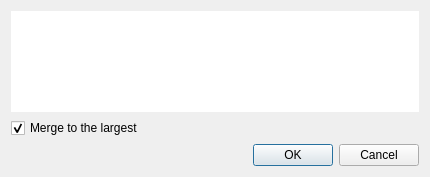
This is neurolabi/gui/dialogs/zflyemmergeuploaddialog.ui in janelia-flyem/NeuTu as Qt 5 draws it before an edit. The edited form follows.
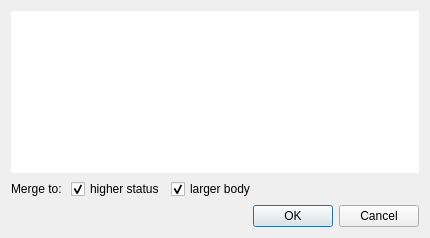
This is the edited form.

Commit message: Add status rule for body merging

The edit to the form file:
```diff
--- a/neurolabi/gui/dialogs/zflyemmergeuploaddialog.ui
+++ b/neurolabi/gui/dialogs/zflyemmergeuploaddialog.ui
@@ -7,7 +7,7 @@
     <x>0</x>
     <y>0</y>
     <width>430</width>
-    <height>177</height>
+    <height>238</height>
    </rect>
   </property>
   <property name="windowTitle">
@@ -39,10 +39,33 @@
    </item>
    <item>
     <layout class="QHBoxLayout" name="horizontalLayout">
+     <item>
+      <widget class="QLabel" name="label_2">
+       <property name="text">
+        <string>Merge to: </string>
+       </property>
+      </widget>
+     </item>
+     <item>
+      <widget class="QCheckBox" name="statusCheckBox">
+       <property name="toolTip">
+        <string>Primary rule: keep the ID with the highest status.</string>
+       </property>
+       <property name="statusTip">
+        <string/>
+       </property>
+       <property name="text">
+        <string>higher status</string>
+       </property>
+       <property name="checked">
+        <bool>true</bool>
+       </property>
+      </widget>
+     </item>
      <item>
       <widget class="QCheckBox" name="mergeCheckBox">
        <property name="text">
-        <string>Merge to the largest</string>
+        <string>larger body</string>
        </property>
        <property name="checked">
         <bool>true</bool>
```
Left out of the diff: 6 changed lines with no effect on the pictures. The commit also changes 17 other files.
